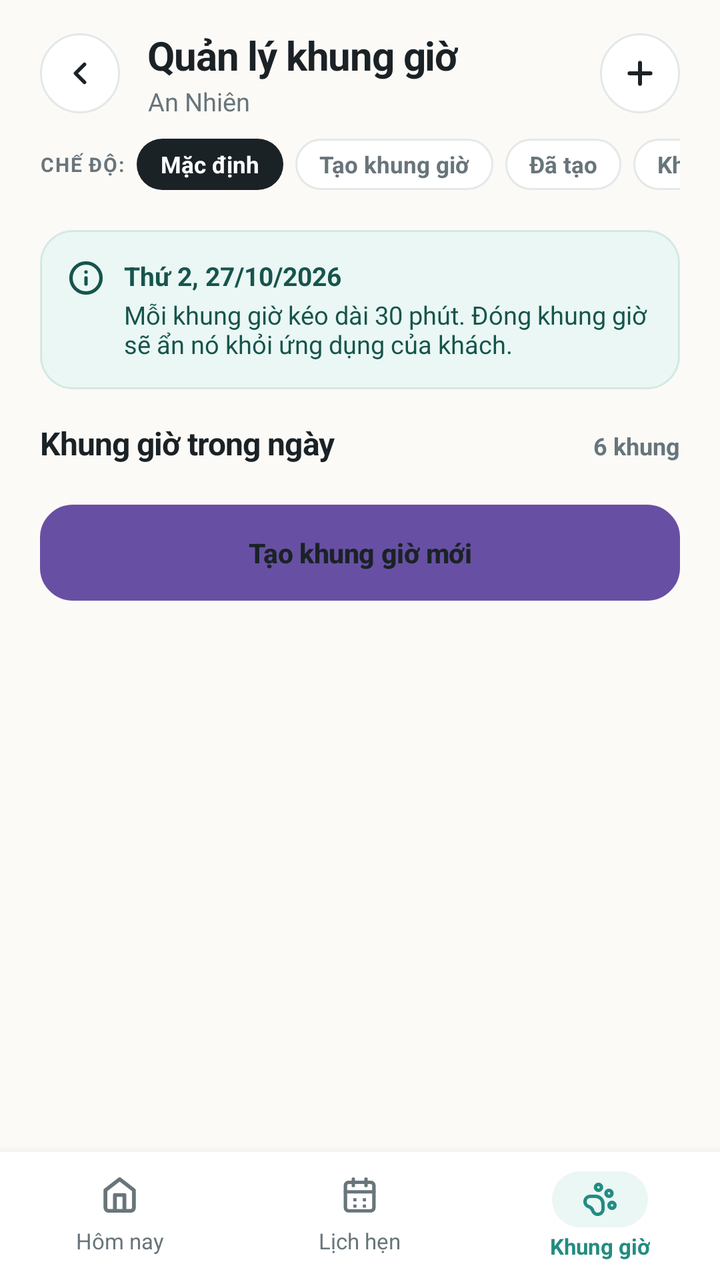
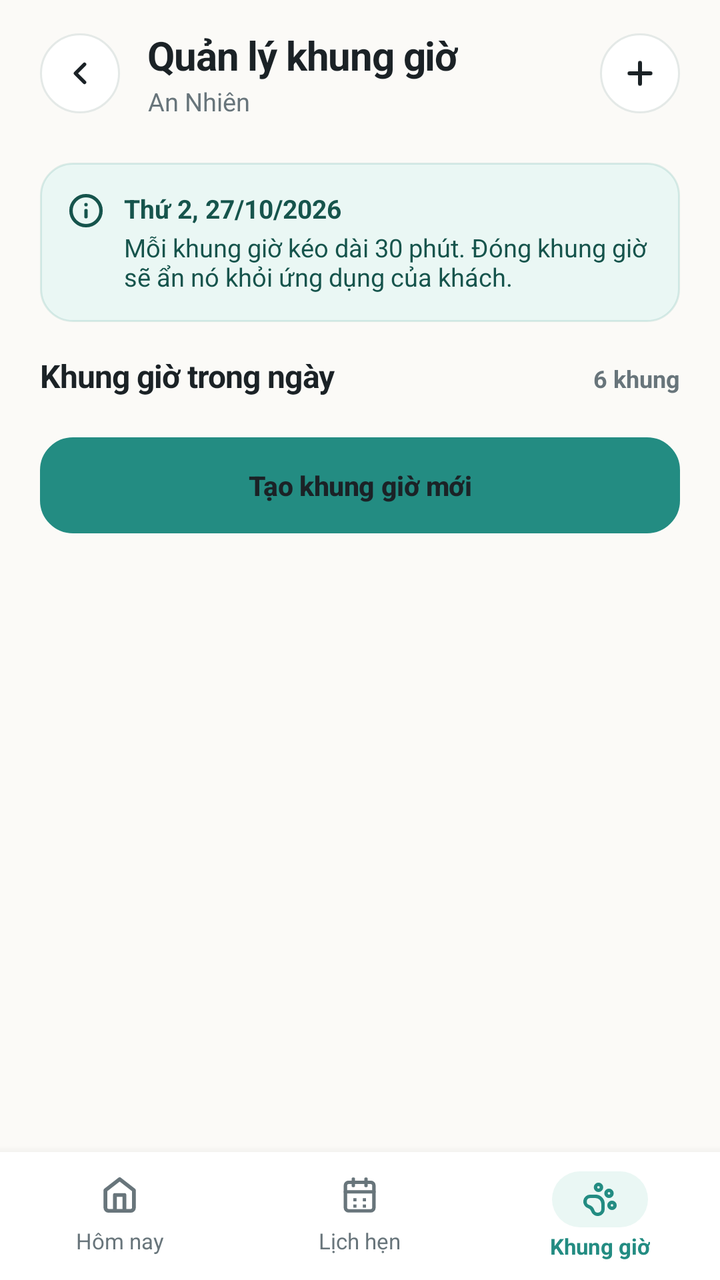

The first picture is an Android layout as it rendered before a commit; the second is the same layout after the commit. The layout source and the unified diff follow.
<!-- AndroidManifest.xml: application theme Theme.PetcareUI -->
<!-- res/layout/activity_staff_slot_management.xml -->
<?xml version="1.0" encoding="utf-8"?>
<RelativeLayout xmlns:android="http://schemas.android.com/apk/res/android"
    xmlns:app="http://schemas.android.com/apk/res-auto"
    xmlns:tools="http://schemas.android.com/tools"
    android:layout_width="match_parent"
    android:layout_height="match_parent"
    android:background="@color/surface_background">

    
    <LinearLayout
        android:id="@+id/layoutAppBar"
        android:layout_width="match_parent"
        android:layout_height="wrap_content"
        android:layout_alignParentTop="true"
        android:background="@color/surface_background"
        android:gravity="center_vertical"
        android:orientation="horizontal"
        android:paddingStart="20dp"
        android:paddingTop="14dp"
        android:paddingEnd="20dp"
        android:paddingBottom="10dp">

        <FrameLayout
            android:id="@+id/btnBack"
            android:layout_width="40dp"
            android:layout_height="40dp"
            android:background="@drawable/bg_chip_inactive"
            android:clickable="true"
            android:focusable="true">

            <ImageView
                android:layout_width="18dp"
                android:layout_height="18dp"
                android:layout_gravity="center"
                android:contentDescription="@null"
                android:src="@drawable/ic_chevron_left"
                app:tint="@color/text_foreground" />
        </FrameLayout>

        <LinearLayout
            android:layout_width="0dp"
            android:layout_height="wrap_content"
            android:layout_marginStart="14dp"
            android:layout_weight="1"
            android:orientation="vertical">

            <TextView
                android:id="@+id/tvStaffScreenTitle"
                android:layout_width="wrap_content"
                android:layout_height="wrap_content"
                android:letterSpacing="-0.02"
                android:text="Quản lý khung giờ"
                android:textColor="@color/text_foreground"
                android:textSize="20sp"
                android:textStyle="bold" />

            <TextView
                android:id="@+id/tvStaffClinicSubtitle"
                android:layout_width="wrap_content"
                android:layout_height="wrap_content"
                android:layout_marginTop="1dp"
                android:text="An Nhiên"
                android:textColor="@color/text_muted"
                android:textSize="12.5sp" />
        </LinearLayout>

        <FrameLayout
            android:id="@+id/btnTopAddSlot"
            android:layout_width="40dp"
            android:layout_height="40dp"
            android:background="@drawable/bg_chip_inactive"
            android:clickable="true"
            android:focusable="true">

            <ImageView
                android:layout_width="18dp"
                android:layout_height="18dp"
                android:layout_gravity="center"
                android:contentDescription="@null"
                android:src="@drawable/ic_plus"
                app:tint="@color/text_foreground" />
        </FrameLayout>
    </LinearLayout>

    
    <LinearLayout
        android:id="@+id/layoutStateToggle"
        android:layout_width="match_parent"
        android:layout_height="wrap_content"
        android:layout_below="@id/layoutAppBar"
        android:background="@color/surface_background"
        android:gravity="center_vertical"
        android:orientation="horizontal"
        android:paddingStart="20dp"
        android:paddingEnd="20dp"
        android:paddingBottom="8dp">

        <TextView
            android:layout_width="wrap_content"
            android:layout_height="wrap_content"
            android:layout_marginEnd="6dp"
            android:letterSpacing="0.06"
            android:text="CHẾ ĐỘ:"
            android:textColor="@color/text_muted"
            android:textSize="10sp"
            android:textStyle="bold" />

        <HorizontalScrollView
            android:layout_width="match_parent"
            android:layout_height="wrap_content"
            android:scrollbars="none">

            <LinearLayout
                android:layout_width="wrap_content"
                android:layout_height="wrap_content"
                android:orientation="horizontal">

                <TextView
                    android:id="@+id/chipStateDefault"
                    android:layout_width="wrap_content"
                    android:layout_height="wrap_content"
                    android:background="@drawable/bg_chip_active"
                    android:clickable="true"
                    android:focusable="true"
                    android:paddingStart="12dp"
                    android:paddingTop="5dp"
                    android:paddingEnd="12dp"
                    android:paddingBottom="5dp"
                    android:text="Mặc định"
                    android:textColor="@color/white"
                    android:textSize="11.5sp"
                    android:textStyle="bold" />

                <TextView
                    android:id="@+id/chipStateNewSlot"
                    android:layout_width="wrap_content"
                    android:layout_height="wrap_content"
                    android:layout_marginStart="6dp"
                    android:background="@drawable/bg_chip_inactive"
                    android:clickable="true"
                    android:focusable="true"
                    android:paddingStart="12dp"
                    android:paddingTop="5dp"
                    android:paddingEnd="12dp"
                    android:paddingBottom="5dp"
                    android:text="Tạo khung giờ"
                    android:textColor="@color/text_muted"
                    android:textSize="11.5sp"
                    android:textStyle="bold" />

                <TextView
                    android:id="@+id/chipStateCreated"
                    android:layout_width="wrap_content"
                    android:layout_height="wrap_content"
                    android:layout_marginStart="6dp"
                    android:background="@drawable/bg_chip_inactive"
                    android:clickable="true"
                    android:focusable="true"
                    android:paddingStart="12dp"
                    android:paddingTop="5dp"
                    android:paddingEnd="12dp"
                    android:paddingBottom="5dp"
                    android:text="Đã tạo"
                    android:textColor="@color/text_muted"
                    android:textSize="11.5sp"
                    android:textStyle="bold" />

                <TextView
                    android:id="@+id/chipStateEmpty"
                    android:layout_width="wrap_content"
                    android:layout_height="wrap_content"
                    android:layout_marginStart="6dp"
                    android:background="@drawable/bg_chip_inactive"
                    android:clickable="true"
                    android:focusable="true"
                    android:paddingStart="12dp"
                    android:paddingTop="5dp"
                    android:paddingEnd="12dp"
                    android:paddingBottom="5dp"
                    android:text="Không có khung giờ"
                    android:textColor="@color/text_muted"
                    android:textSize="11.5sp"
                    android:textStyle="bold" />
            </LinearLayout>
        </HorizontalScrollView>
    </LinearLayout>

    
    <LinearLayout
        android:id="@+id/layoutDateStripContainer"
        android:layout_width="match_parent"
        android:layout_height="wrap_content"
        android:layout_below="@id/layoutStateToggle"
        android:background="@color/surface_background"
        android:paddingStart="20dp"
        android:paddingEnd="20dp"
        android:paddingBottom="8dp">

        <HorizontalScrollView
            android:layout_width="match_parent"
            android:layout_height="wrap_content"
            android:scrollbars="none">

            <LinearLayout
                android:id="@+id/layoutDateStrip"
                android:layout_width="wrap_content"
                android:layout_height="wrap_content"
                android:orientation="horizontal" />
        </HorizontalScrollView>
    </LinearLayout>

    
    <androidx.core.widget.NestedScrollView
        android:id="@+id/scrollSlotsBody"
        android:layout_width="match_parent"
        android:layout_height="match_parent"
        android:layout_above="@id/bottomNavStaff"
        android:layout_below="@id/layoutDateStripContainer"
        android:fillViewport="true">

        <LinearLayout
            android:layout_width="match_parent"
            android:layout_height="wrap_content"
            android:orientation="vertical"
            android:paddingStart="20dp"
            android:paddingTop="4dp"
            android:paddingEnd="20dp"
            android:paddingBottom="24dp">

            
            <LinearLayout
                android:id="@+id/noticeCreated"
                android:layout_width="match_parent"
                android:layout_height="wrap_content"
                android:background="@drawable/bg_notice_success"
                android:orientation="horizontal"
                android:padding="14dp"
                android:visibility="gone">

                <ImageView
                    android:layout_width="18dp"
                    android:layout_height="18dp"
                    android:layout_marginTop="1dp"
                    android:contentDescription="@null"
                    android:src="@drawable/ic_check_circle"
                    app:tint="@color/status_success_ink" />

                <LinearLayout
                    android:layout_width="0dp"
                    android:layout_height="wrap_content"
                    android:layout_marginStart="10dp"
                    android:layout_weight="1"
                    android:orientation="vertical">

                    <TextView
                        android:layout_width="match_parent"
                        android:layout_height="wrap_content"
                        android:text="Đã tạo khung giờ"
                        android:textColor="@color/status_success_ink"
                        android:textSize="13sp"
                        android:textStyle="bold" />

                    <TextView
                        android:layout_width="match_parent"
                        android:layout_height="wrap_content"
                        android:layout_marginTop="2dp"
                        android:text="14:00 – 14:30 đã mở để nhận đặt lịch."
                        android:textColor="@color/status_success_ink"
                        android:textSize="12.5sp" />
                </LinearLayout>
            </LinearLayout>

            <LinearLayout
                android:id="@+id/noticeInfo"
                android:layout_width="match_parent"
                android:layout_height="wrap_content"
                android:background="@drawable/bg_notice_brand"
                android:orientation="horizontal"
                android:padding="14dp">

                <ImageView
                    android:layout_width="18dp"
                    android:layout_height="18dp"
                    android:layout_marginTop="1dp"
                    android:contentDescription="@null"
                    android:src="@drawable/ic_info"
                    app:tint="@color/brand_ink" />

                <LinearLayout
                    android:layout_width="0dp"
                    android:layout_height="wrap_content"
                    android:layout_marginStart="10dp"
                    android:layout_weight="1"
                    android:orientation="vertical">

                    <TextView
                        android:id="@+id/tvNoticeDateTitle"
                        android:layout_width="match_parent"
                        android:layout_height="wrap_content"
                        android:text="Thứ 2, 27/10/2026"
                        android:textColor="@color/brand_ink"
                        android:textSize="13sp"
                        android:textStyle="bold" />

                    <TextView
                        android:layout_width="match_parent"
                        android:layout_height="wrap_content"
                        android:layout_marginTop="2dp"
                        android:text="Mỗi khung giờ kéo dài 30 phút. Đóng khung giờ sẽ ẩn nó khỏi ứng dụng của khách."
                        android:textColor="@color/brand_ink"
                        android:textSize="12.5sp" />
                </LinearLayout>
            </LinearLayout>

            
            <LinearLayout
                android:layout_width="match_parent"
                android:layout_height="wrap_content"
                android:layout_marginTop="16dp"
                android:layout_marginBottom="12dp"
                android:gravity="bottom"
                android:orientation="horizontal">

                <TextView
                    android:layout_width="0dp"
                    android:layout_height="wrap_content"
                    android:layout_weight="1"
                    android:letterSpacing="-0.02"
                    android:text="Khung giờ trong ngày"
                    android:textColor="@color/text_foreground"
                    android:textSize="16sp"
                    android:textStyle="bold" />

                <TextView
                    android:id="@+id/tvSlotCountHeader"
                    android:layout_width="wrap_content"
                    android:layout_height="wrap_content"
                    android:text="6 khung"
                    android:textColor="@color/text_muted"
                    android:textSize="12sp"
                    android:textStyle="bold" />
            </LinearLayout>

            
            <LinearLayout
                android:id="@+id/layoutSlotsList"
                android:layout_width="match_parent"
                android:layout_height="wrap_content"
                android:orientation="vertical" />

            
            <LinearLayout
                android:id="@+id/layoutEmptySlots"
                android:layout_width="match_parent"
                android:layout_height="wrap_content"
                android:gravity="center_horizontal"
                android:orientation="vertical"
                android:paddingTop="36dp"
                android:paddingBottom="36dp"
                android:visibility="gone">

                
                <FrameLayout
                    android:layout_width="80dp"
                    android:layout_height="80dp"
                    android:background="@drawable/bg_empty_circle">

                    <ImageView
                        android:layout_width="32dp"
                        android:layout_height="32dp"
                        android:layout_gravity="center"
                        android:contentDescription="@null"
                        android:src="@drawable/ic_calendar_plus"
                        app:tint="@color/brand_primary" />
                </FrameLayout>

                <TextView
                    android:layout_width="wrap_content"
                    android:layout_height="wrap_content"
                    android:layout_marginTop="20dp"
                    android:letterSpacing="-0.02"
                    android:text="Chưa có khung giờ cho ngày này"
                    android:textColor="@color/text_foreground"
                    android:textSize="16.5sp"
                    android:textStyle="bold" />

                <TextView
                    android:layout_width="260dp"
                    android:layout_height="wrap_content"
                    android:layout_marginTop="8dp"
                    android:gravity="center"
                    android:lineSpacingExtra="3dp"
                    android:text="Phòng khám chưa mở hoặc các khung giờ đã bị xóa. Thêm khung giờ để bắt đầu nhận đặt lịch."
                    android:textColor="@color/text_muted"
                    android:textSize="13sp" />

                <Button
                    android:id="@+id/btnEmptyCreateSlot"
                    android:layout_width="wrap_content"
                    android:layout_height="46dp"
                    android:layout_marginTop="20dp"
                    android:background="@drawable/bg_btn_primary"
                    android:letterSpacing="-0.01"
                    android:paddingStart="24dp"
                    android:paddingEnd="24dp"
                    android:stateListAnimator="@null"
                    android:text="Tạo khung giờ"
                    android:textAllCaps="false"
                    android:textColor="@color/white"
                    android:textSize="13.5sp"
                    android:textStyle="bold" />
            </LinearLayout>

            
            <Button
                android:id="@+id/btnCreateNewSlot"
                android:layout_width="match_parent"
                android:layout_height="48dp"
                android:layout_marginTop="8dp"
                android:background="@drawable/bg_btn_outline"
                android:drawableStart="@drawable/ic_plus"
                android:drawableTint="@color/text_foreground"
                android:letterSpacing="-0.01"
                android:paddingStart="24dp"
                android:paddingEnd="24dp"
                android:stateListAnimator="@null"
                android:text="Tạo khung giờ mới"
                android:textAllCaps="false"
                android:textColor="@color/text_foreground"
                android:textSize="13.5sp"
                android:textStyle="bold" />
        </LinearLayout>
    </androidx.core.widget.NestedScrollView>

    
    <LinearLayout
        android:id="@+id/layoutFloatingToast"
        android:layout_width="wrap_content"
        android:layout_height="wrap_content"
        android:layout_above="@id/bottomNavStaff"
        android:layout_centerHorizontal="true"
        android:layout_marginBottom="16dp"
        android:background="@drawable/bg_floating_toast_success"
        android:elevation="16dp"
        android:gravity="center_vertical"
        android:orientation="horizontal"
        android:paddingStart="16dp"
        android:paddingEnd="16dp"
        android:visibility="gone">

        <ImageView
            android:layout_width="16dp"
            android:layout_height="16dp"
            android:contentDescription="@null"
            android:src="@drawable/ic_check_circle"
            app:tint="@color/white" />

        <TextView
            android:id="@+id/tvFloatingToastText"
            android:layout_width="wrap_content"
            android:layout_height="wrap_content"
            android:layout_marginStart="8dp"
            android:letterSpacing="-0.01"
            android:text="Đã tạo khung giờ · 14:00 – 14:30"
            android:textColor="@color/white"
            android:textSize="13sp"
            android:textStyle="bold" />
    </LinearLayout>

    
    <LinearLayout
        android:id="@+id/bottomNavStaff"
        android:layout_width="match_parent"
        android:layout_height="64dp"
        android:layout_alignParentBottom="true"
        android:background="@color/surface_card"
        android:elevation="8dp"
        android:gravity="center_vertical"
        android:orientation="horizontal">

        
        <LinearLayout
            android:id="@+id/navStaffToday"
            android:layout_width="0dp"
            android:layout_height="match_parent"
            android:layout_weight="1"
            android:clickable="true"
            android:focusable="true"
            android:gravity="center"
            android:orientation="vertical">

            <ImageView
                android:layout_width="19dp"
                android:layout_height="19dp"
                android:contentDescription="@null"
                android:src="@drawable/ic_home"
                app:tint="@color/text_muted" />

            <TextView
                android:layout_width="wrap_content"
                android:layout_height="wrap_content"
                android:layout_marginTop="6dp"
                android:text="Hôm nay"
                android:textColor="@color/text_muted"
                android:textSize="11sp" />
        </LinearLayout>

        
        <LinearLayout
            android:id="@+id/navStaffAppointments"
            android:layout_width="0dp"
            android:layout_height="match_parent"
            android:layout_weight="1"
            android:clickable="true"
            android:focusable="true"
            android:gravity="center"
            android:orientation="vertical">

            <ImageView
                android:layout_width="19dp"
                android:layout_height="19dp"
                android:contentDescription="@null"
                android:src="@drawable/ic_calendar_days"
                app:tint="@color/text_muted" />

            <TextView
                android:layout_width="wrap_content"
                android:layout_height="wrap_content"
                android:layout_marginTop="6dp"
                android:text="Lịch hẹn"
                android:textColor="@color/text_muted"
                android:textSize="11sp" />
        </LinearLayout>

        
        <LinearLayout
            android:id="@+id/navStaffSlots"
            android:layout_width="0dp"
            android:layout_height="match_parent"
            android:layout_weight="1"
            android:clickable="true"
            android:focusable="true"
            android:gravity="center"
            android:orientation="vertical">

            <FrameLayout
                android:layout_width="48dp"
                android:layout_height="28dp"
                android:background="@drawable/bg_bottom_nav_active_pill">

                <ImageView
                    android:layout_width="18dp"
                    android:layout_height="18dp"
                    android:layout_gravity="center"
                    android:contentDescription="@null"
                    android:src="@drawable/ic_paw"
                    app:tint="@color/brand_primary" />
            </FrameLayout>

            <TextView
                android:layout_width="wrap_content"
                android:layout_height="wrap_content"
                android:layout_marginTop="2dp"
                android:text="Khung giờ"
                android:textColor="@color/brand_primary"
                android:textSize="11sp"
                android:textStyle="bold" />
        </LinearLayout>
    </LinearLayout>

    
    
    
    <FrameLayout
        android:id="@+id/layoutNewSlotSheetOverlay"
        android:layout_width="match_parent"
        android:layout_height="match_parent"
        android:background="#80000000"
        android:clickable="true"
        android:elevation="30dp"
        android:focusable="true"
        android:visibility="gone">

        <LinearLayout
            android:layout_width="match_parent"
            android:layout_height="wrap_content"
            android:layout_gravity="bottom"
            android:background="@drawable/bg_bottom_sheet"
            android:orientation="vertical"
            android:padding="20dp">

            
            <View
                android:layout_width="44dp"
                android:layout_height="4dp"
                android:layout_gravity="center_horizontal"
                android:layout_marginBottom="16dp"
                android:background="@drawable/bg_pill_gray" />

            
            <FrameLayout
                android:layout_width="44dp"
                android:layout_height="44dp"
                android:background="@drawable/bg_avatar_circle">

                <ImageView
                    android:layout_width="20dp"
                    android:layout_height="20dp"
                    android:layout_gravity="center"
                    android:contentDescription="@null"
                    android:src="@drawable/ic_calendar_plus"
                    app:tint="@color/brand_primary" />
            </FrameLayout>

            <TextView
                android:layout_width="wrap_content"
                android:layout_height="wrap_content"
                android:layout_marginTop="14dp"
                android:letterSpacing="-0.02"
                android:text="Tạo khung giờ mới"
                android:textColor="@color/text_foreground"
                android:textSize="16.5sp"
                android:textStyle="bold" />

            <TextView
                android:layout_width="match_parent"
                android:layout_height="wrap_content"
                android:layout_marginTop="4dp"
                android:text="Thêm khung giờ trống cho Thứ 2, 27/10/2026. Khách có thể đặt ngay khi bạn lưu."
                android:textColor="@color/text_muted"
                android:textSize="12.5sp" />

            
            <LinearLayout
                android:layout_width="match_parent"
                android:layout_height="wrap_content"
                android:layout_marginTop="16dp"
                android:orientation="horizontal">

                <LinearLayout
                    android:id="@+id/btnStartTimePicker"
                    android:layout_width="0dp"
                    android:layout_height="50dp"
                    android:layout_marginEnd="6dp"
                    android:layout_weight="1"
                    android:background="@drawable/bg_input_field"
                    android:gravity="center_vertical"
                    android:paddingStart="14dp"
                    android:paddingEnd="14dp">

                    <ImageView
                        android:layout_width="16dp"
                        android:layout_height="16dp"
                        android:contentDescription="@null"
                        android:src="@drawable/ic_clock"
                        app:tint="@color/text_muted" />

                    <TextView
                        android:id="@+id/tvNewSlotStartTime"
                        android:layout_width="wrap_content"
                        android:layout_height="wrap_content"
                        android:layout_marginStart="8dp"
                        android:text="14:00"
                        android:textColor="@color/text_foreground"
                        android:textSize="14sp"
                        android:textStyle="bold" />
                </LinearLayout>

                <LinearLayout
                    android:id="@+id/btnEndTimePicker"
                    android:layout_width="0dp"
                    android:layout_height="50dp"
                    android:layout_marginStart="6dp"
                    android:layout_weight="1"
                    android:background="@drawable/bg_input_field"
                    android:gravity="center_vertical"
                    android:paddingStart="14dp"
                    android:paddingEnd="14dp">

                    <ImageView
                        android:layout_width="16dp"
                        android:layout_height="16dp"
                        android:contentDescription="@null"
                        android:src="@drawable/ic_clock"
                        app:tint="@color/text_muted" />

                    <TextView
                        android:id="@+id/tvNewSlotEndTime"
                        android:layout_width="wrap_content"
                        android:layout_height="wrap_content"
                        android:layout_marginStart="8dp"
                        android:text="14:30"
                        android:textColor="@color/text_foreground"
                        android:textSize="14sp"
                        android:textStyle="bold" />
                </LinearLayout>
            </LinearLayout>

            
            <LinearLayout
                android:layout_width="match_parent"
                android:layout_height="44dp"
                android:layout_marginTop="12dp"
                android:background="@drawable/bg_chip_inactive"
                android:orientation="horizontal"
                android:padding="3dp">

                <TextView
                    android:id="@+id/chipRecurrenceOnce"
                    android:layout_width="0dp"
                    android:layout_height="match_parent"
                    android:layout_weight="1"
                    android:background="@drawable/bg_service_card_default"
                    android:clickable="true"
                    android:focusable="true"
                    android:gravity="center"
                    android:text="Một khung"
                    android:textColor="@color/brand_ink"
                    android:textSize="12.5sp"
                    android:textStyle="bold" />

                <TextView
                    android:id="@+id/chipRecurrenceDaily"
                    android:layout_width="0dp"
                    android:layout_height="match_parent"
                    android:layout_weight="1"
                    android:background="@null"
                    android:clickable="true"
                    android:focusable="true"
                    android:gravity="center"
                    android:text="Lặp lại mỗi ngày"
                    android:textColor="@color/text_muted"
                    android:textSize="12.5sp"
                    android:textStyle="bold" />
            </LinearLayout>

            
            <Button
                android:id="@+id/btnSheetCreateSlotAction"
                android:layout_width="match_parent"
                android:layout_height="48dp"
                android:layout_marginTop="16dp"
                android:background="@drawable/bg_btn_primary"
                android:letterSpacing="-0.01"
                android:stateListAnimator="@null"
                android:text="Tạo khung giờ"
                android:textAllCaps="false"
                android:textColor="@color/white"
                android:textSize="13.5sp"
                android:textStyle="bold" />

            
            <TextView
                android:id="@+id/btnSheetCreateSlotDismiss"
                android:layout_width="wrap_content"
                android:layout_height="wrap_content"
                android:layout_gravity="center_horizontal"
                android:layout_marginTop="12dp"
                android:clickable="true"
                android:focusable="true"
                android:padding="8dp"
                android:text="Đóng"
                android:textColor="@color/text_foreground"
                android:textSize="13.5sp"
                android:textStyle="bold" />
        </LinearLayout>
    </FrameLayout>

</RelativeLayout>
<!-- resources referenced by this layout -->
<resources>
  <color name="brand_ink">#16544C</color>
  <color name="brand_primary">#238C82</color>
  <color name="status_success_ink">#1E6B49</color>
  <color name="surface_background">#FBFAF7</color>
  <color name="surface_card">#FFFFFF</color>
  <color name="text_foreground">#1B2226</color>
  <color name="text_muted">#68757B</color>
  <color name="white">#FFFFFFFF</color>
  <!-- drawable bg_avatar_circle (drawable) -->
  <?xml version="1.0" encoding="utf-8"?>
  <shape xmlns:android="http://schemas.android.com/apk/res/android"
      android:shape="oval">
      <solid android:color="@color/brand_soft" />
  </shape>
  <!-- drawable bg_bottom_nav_active_pill (drawable) -->
  <?xml version="1.0" encoding="utf-8"?>
  <shape xmlns:android="http://schemas.android.com/apk/res/android"
      android:shape="rectangle">
      <corners android:radius="999dp" />
      <solid android:color="@color/brand_soft" />
  </shape>
  <!-- drawable bg_chip_active (drawable) -->
  <?xml version="1.0" encoding="utf-8"?>
  <shape xmlns:android="http://schemas.android.com/apk/res/android"
      android:shape="rectangle">
      <corners android:radius="999dp" />
      <solid android:color="@color/text_foreground" />
  </shape>
  <!-- drawable bg_chip_inactive (drawable) -->
  <?xml version="1.0" encoding="utf-8"?>
  <shape xmlns:android="http://schemas.android.com/apk/res/android"
      android:shape="rectangle">
      <corners android:radius="999dp" />
      <solid android:color="@color/surface_card" />
      <stroke android:width="1dp" android:color="@color/stroke_border" />
  </shape>
  <!-- drawable bg_notice_brand (drawable) -->
  <?xml version="1.0" encoding="utf-8"?>
  <shape xmlns:android="http://schemas.android.com/apk/res/android"
      android:shape="rectangle">
      <corners android:radius="16dp" />
      <solid android:color="@color/brand_soft" />
      <stroke
          android:width="1dp"
          android:color="#26238C82" />
  </shape>
  <!-- drawable bg_notice_success (drawable) -->
  <?xml version="1.0" encoding="utf-8"?>
  <shape xmlns:android="http://schemas.android.com/apk/res/android"
      android:shape="rectangle">
      <corners android:radius="16dp" />
      <solid android:color="@color/status_success_soft" />
      <stroke
          android:width="1dp"
          android:color="#2625885C" />
  </shape>
  <!-- drawable bg_pill_gray (drawable) -->
  <?xml version="1.0" encoding="utf-8"?>
  <shape xmlns:android="http://schemas.android.com/apk/res/android"
      android:shape="rectangle">
      <corners android:radius="999dp" />
      <solid android:color="@color/surface_muted" />
  </shape>
  <style name="Theme.PetcareUI" parent="Base.Theme.PetcareUI" />
  <color name="brand_soft">#EAF7F4</color>
  <color name="surface_muted">#F2F1EE</color>
  <color name="stroke_border">#E4E9E7</color>
  <color name="brand_deep">#14534E</color>
  <color name="status_success_soft">#E8F6EE</color>
  <style name="Base.Theme.PetcareUI" parent="Theme.Material3.DayNight.NoActionBar">
          
          
      </style>
  <!-- unchanged entries left out for length: 16 -->
</resources>

<!-- the commit's change to res/layout/activity_staff_slot_management.xml (unified diff, before → after) -->
@@ -93,7 +93,8 @@
         android:orientation="horizontal"
         android:paddingStart="20dp"
         android:paddingEnd="20dp"
-        android:paddingBottom="8dp">
+        android:paddingBottom="8dp"
+        android:visibility="gone">
 
         <TextView
             android:layout_width="wrap_content"
<!-- resource entries referenced after the edit -->
@@ -71,7 +71,21 @@
   <color name="status_success_soft">#E8F6EE</color>
   <style name="Base.Theme.PetcareUI" parent="Theme.Material3.DayNight.NoActionBar">
           
+          <item name="colorPrimary">@color/brand_primary</item>
+          <item name="colorOnPrimary">@color/white</item>
+          <item name="colorPrimaryContainer">@color/brand_soft</item>
+          <item name="colorOnPrimaryContainer">@color/brand_ink</item>
+          <item name="colorSurface">@color/surface_card</item>
+          <item name="colorOnSurface">@color/text_foreground</item>
+  
           
+          <item name="android:statusBarColor">@color/surface_background</item>
+          <item name="android:windowLightStatusBar">true</item>
+  
+          
+          <item name="android:navigationBarColor">@color/surface_background</item>
+          <item name="android:windowLightNavigationBar">true</item>
+          <item name="android:windowBackground">@color/surface_background</item>
       </style>
   <!-- unchanged entries left out for length: 16 -->
 </resources>
